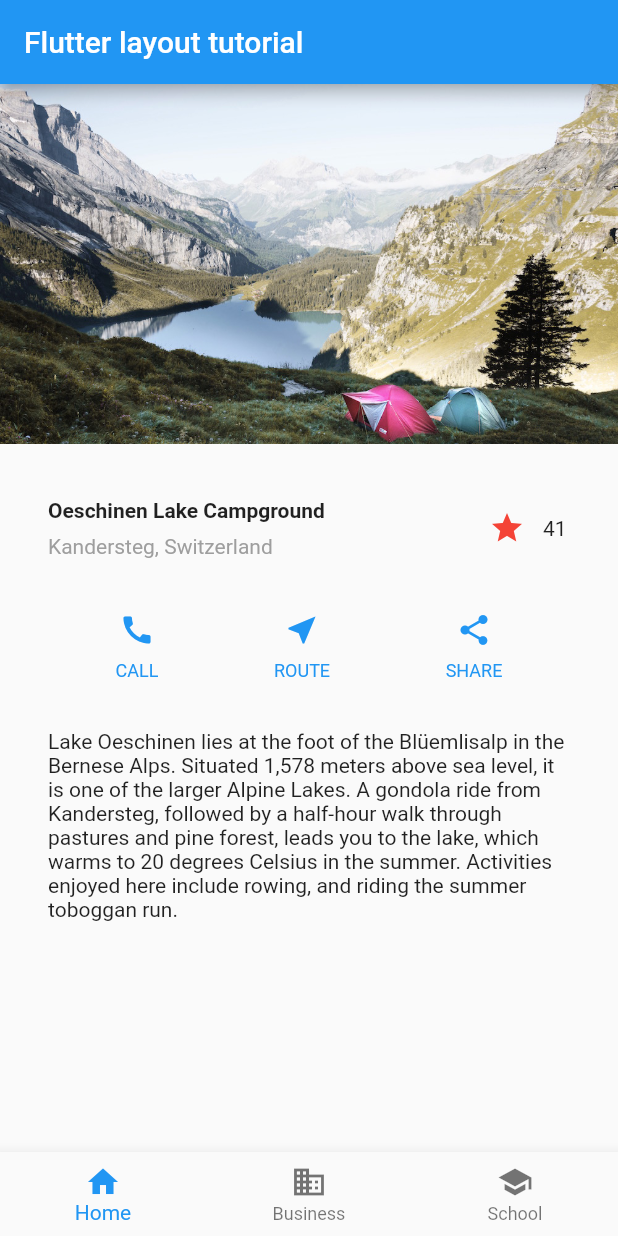
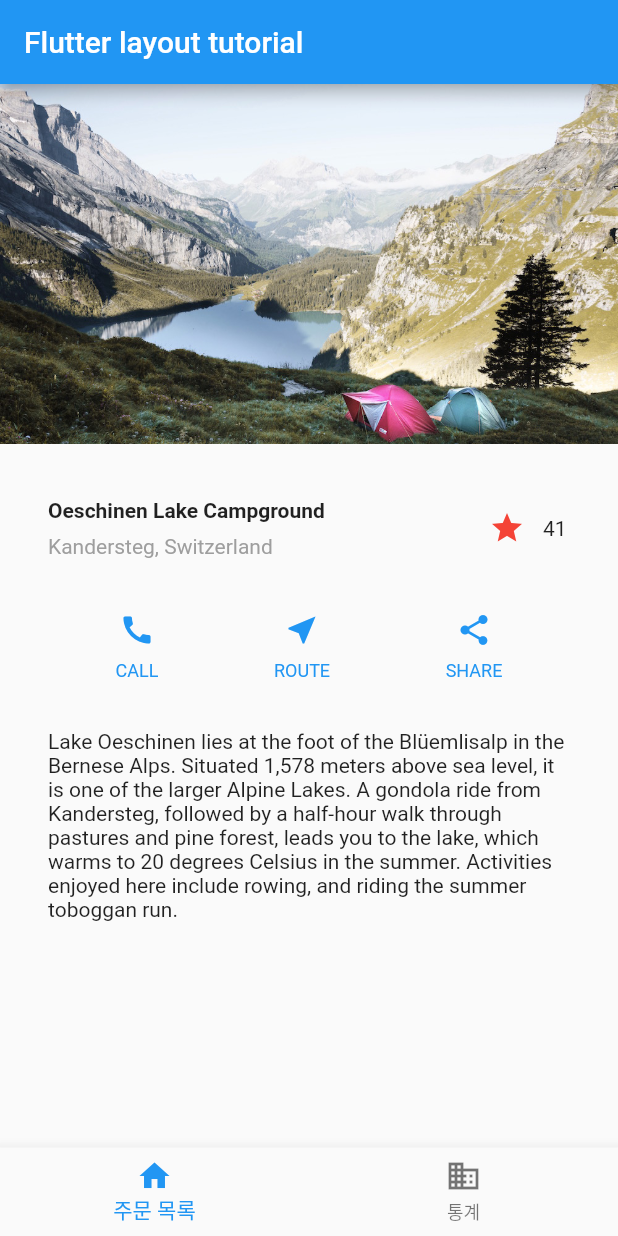
Before and after one commit to steadev/order-management, a Flutter app: the screen it shows after launch, on a phone screen of 412 x 824 dp. Run offline on Flutter 3.47's test engine with Material 2 defaults, Android fonts, the phone set to English and light mode, and no system bars.

Commit message:
feat: customize bottomNavigationBar

```diff
--- a/lib/main.dart
+++ b/lib/main.dart
@@ -88,15 +88,11 @@ class App extends StatelessWidget {
           items: const <BottomNavigationBarItem>[
             BottomNavigationBarItem(
               icon: Icon(Icons.home),
-              label: 'Home',
+              label: '주문 목록',
             ),
             BottomNavigationBarItem(
               icon: Icon(Icons.business),
-              label: 'Business',
-            ),
-            BottomNavigationBarItem(
-              icon: Icon(Icons.school),
-              label: 'School',
+              label: '통계',
             ),
           ],
         ),
```
